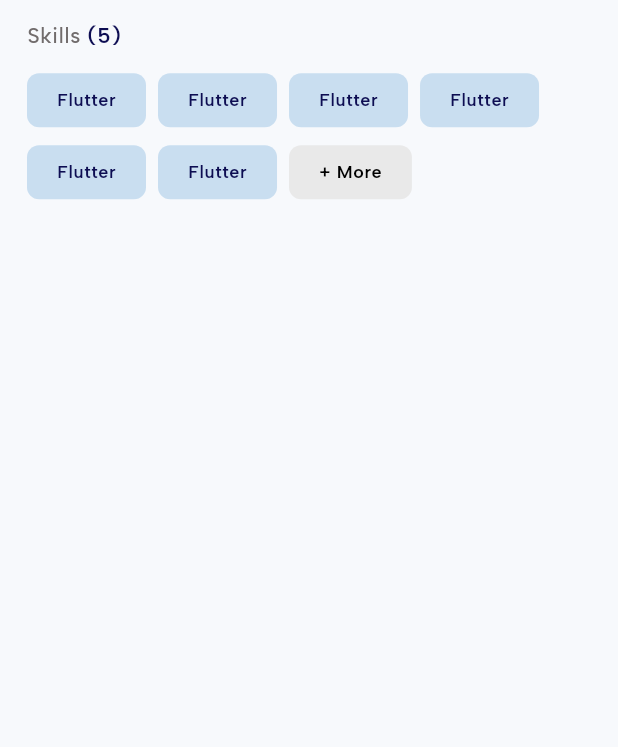
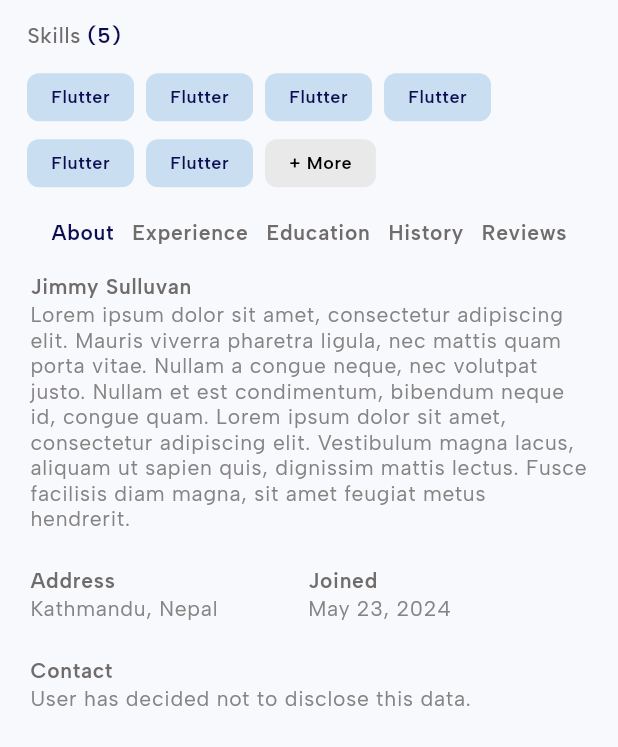
Before and after one commit to saugatBhupal/co-sphere, a Flutter app: the screen it shows after launch, on a phone screen of 412 x 824 dp, the part 489-1236 px from its top. Run offline on Flutter 3.47's test engine with Material 3 defaults, Android fonts, the phone set to English and light mode, and no system bars; drawn by our look-alikes of cached_network_image; our stand-ins replace flutter_svg, shimmer; network calls fail.

Commit message:
about view created

```diff
--- a/lib/src/core/constants/app_strings.dart
+++ b/lib/src/core/constants/app_strings.dart
@@ -75,4 +75,12 @@
   static const chat = "Chat";
   static const skill = "Skills";
   static const more = "More";
+  static const about = "About";
+  static const experience = "Experience";
+  static const education = "Education";
+  static const history = "History";
+  static const reviews = "Reviews";
+  static const address = "Address";
+  static const joined = "Joined";
+  static const contact = "Contact";
 }
--- a/lib/src/features/profile/presentation/screens/profile_screen.dart
+++ b/lib/src/features/profile/presentation/screens/profile_screen.dart
@@ -3,6 +3,7 @@
 import 'package:cosphere/src/features/profile/presentation/widgets/profile_functions.dart';
 import 'package:cosphere/src/features/profile/presentation/widgets/profile_image.dart';
 import 'package:cosphere/src/features/profile/presentation/widgets/profile_skills.dart';
+import 'package:cosphere/src/features/profile/presentation/widgets/profile_tabbar.dart';
 import 'package:flutter/material.dart';
 
 class ProfileScreen extends StatelessWidget {
@@ -10,9 +11,9 @@
 
   @override
   Widget build(BuildContext context) {
-    final _theme = Theme.of(context).textTheme;
     return const Scaffold(
       body: SafeArea(
+        child: SingleChildScrollView(
           child: Column(
             crossAxisAlignment: CrossAxisAlignment.start,
             children: [
@@ -22,7 +23,9 @@
               ProfileBadge(),
               ProfileFunctions(),
               ProfileSkills(),
+              ProfileTabbar(),
             ],
+          ),
         ),
       ),
     );
--- a/lib/src/features/profile/presentation/widgets/profile_skills.dart
+++ b/lib/src/features/profile/presentation/widgets/profile_skills.dart
@@ -45,8 +45,8 @@
                 6,
                 (index) {
                   return Container(
-                    padding: const EdgeInsets.symmetric(
-                        horizontal: 20, vertical: 10),
+                    padding:
+                        const EdgeInsets.symmetric(horizontal: 16, vertical: 8),
                     decoration: const BoxDecoration(
                       color: AppColors.genie,
                       borderRadius: BorderRadius.all(Radius.circular(8.0)),
@@ -63,7 +63,7 @@
               ),
               Container(
                 padding:
-                    const EdgeInsets.symmetric(horizontal: 20, vertical: 10),
+                    const EdgeInsets.symmetric(horizontal: 16, vertical: 8),
                 decoration: BoxDecoration(
                   color: AppColors.plaster,
                   borderRadius: BorderRadius.circular(8.0),
--- /dev/null
+++ b/lib/src/features/profile/presentation/widgets/profile_tabbar.dart
@@ -0,0 +1,62 @@
+import 'package:cosphere/src/core/constants/app_colors.dart';
+import 'package:cosphere/src/core/constants/app_fonts.dart';
+import 'package:cosphere/src/core/constants/app_strings.dart';
+import 'package:cosphere/src/core/constants/media_query_values.dart';
+import 'package:cosphere/src/features/profile/presentation/widgets/tab_view/about_view.dart';
+import 'package:cosphere/src/features/profile/presentation/widgets/tab_view/education_view.dart';
+import 'package:cosphere/src/features/profile/presentation/widgets/tab_view/experience_view.dart';
+import 'package:cosphere/src/features/profile/presentation/widgets/tab_view/history_view.dart';
+import 'package:cosphere/src/features/profile/presentation/widgets/tab_view/reviews_view.dart';
+import 'package:flutter/material.dart';
+
+class ProfileTabbar extends StatelessWidget {
+  const ProfileTabbar({super.key});
+
+  @override
+  Widget build(BuildContext context) {
+    final _textTheme = Theme.of(context).textTheme;
+    return Padding(
+      padding: const EdgeInsets.symmetric(horizontal: 2.0),
+      child: DefaultTabController(
+        length: 5,
+        child: Column(
+          children: [
+            TabBar(
+              isScrollable: false,
+              indicator: const BoxDecoration(),
+              dividerHeight: 0,
+              padding: const EdgeInsets.only(top: 8),
+              tabAlignment: TabAlignment.center,
+              unselectedLabelColor: AppColors.grey,
+              labelStyle: _textTheme.bodyLarge!.copyWith(
+                  fontWeight: FontThickness.semiBold,
+                  color: AppColors.midnight),
+              labelPadding:
+                  const EdgeInsets.symmetric(vertical: 0, horizontal: 6),
+              splashFactory: NoSplash.splashFactory,
+              tabs: const [
+                Tab(text: AppStrings.about),
+                Tab(text: AppStrings.experience),
+                Tab(text: AppStrings.education),
+                Tab(text: AppStrings.history),
+                Tab(text: AppStrings.reviews),
+              ],
+            ),
+            SizedBox(
+              height: context.height - 250,
+              child: const TabBarView(
+                children: [
+                  AboutView(),
+                  ExperienceView(),
+                  EducationView(),
+                  HistoryView(),
+                  ReviewsView(),
+                ],
+              ),
+            ),
+          ],
+        ),
+      ),
+    );
+  }
+}
--- /dev/null
+++ b/lib/src/features/profile/presentation/widgets/tab_view/about_view.dart
@@ -0,0 +1,61 @@
+import 'package:cosphere/src/core/constants/app_colors.dart';
+import 'package:cosphere/src/core/constants/app_fonts.dart';
+import 'package:cosphere/src/core/constants/app_strings.dart';
+import 'package:flutter/material.dart';
+
+class AboutView extends StatelessWidget {
+  const AboutView({super.key});
+
+  @override
+  Widget build(BuildContext context) {
+    final _textTheme = Theme.of(context).textTheme;
+    return Padding(
+      padding: const EdgeInsets.symmetric(horizontal: 18),
+      child: Column(
+        crossAxisAlignment: CrossAxisAlignment.start,
+        children: [
+          _buildInfo(
+            "Jimmy Sulluvan",
+            "Lorem ipsum dolor sit amet, consectetur adipiscing elit. Mauris viverra pharetra ligula, nec mattis quam porta vitae. Nullam a congue neque, nec volutpat justo. Nullam et est condimentum, bibendum neque id, congue quam. Lorem ipsum dolor sit amet, consectetur adipiscing elit. Vestibulum magna lacus, aliquam ut sapien quis, dignissim mattis lectus. Fusce facilisis diam magna, sit amet feugiat metus hendrerit.",
+            context,
+          ),
+          const SizedBox(height: 22),
+          Row(
+            children: [
+              _buildInfo(AppStrings.address, "Kathmandu, Nepal", context),
+              const SizedBox(width: 60),
+              _buildInfo(AppStrings.joined, "May 23, 2024", context),
+            ],
+          ),
+          const SizedBox(height: 22),
+          _buildInfo(AppStrings.contact,
+              "User has decided not to disclose this data.", context),
+          const SizedBox(height: 22),
+        ],
+      ),
+    );
+  }
+}
+
+Widget _buildInfo(String title, String subtitle, BuildContext context) {
+  return Column(
+    crossAxisAlignment: CrossAxisAlignment.start,
+    mainAxisAlignment: MainAxisAlignment.start,
+    children: [
+      Text(
+        title,
+        style: Theme.of(context).textTheme.bodyLarge!.copyWith(
+              fontWeight: FontThickness.semiBold,
+              color: AppColors.grey,
+            ),
+      ),
+      Text(
+        subtitle,
+        style: Theme.of(context).textTheme.bodyLarge!.copyWith(
+              color: AppColors.silver,
+              height: 0,
+            ),
+      ),
+    ],
+  );
+}
--- /dev/null
+++ b/lib/src/features/profile/presentation/widgets/tab_view/education_view.dart
@@ -0,0 +1,12 @@
+import 'package:flutter/material.dart';
+
+class EducationView extends StatelessWidget {
+  const EducationView({super.key});
+
+  @override
+  Widget build(BuildContext context) {
+    return const Center(
+      child: Text("Education view"),
+    );
+  }
+}
--- /dev/null
+++ b/lib/src/features/profile/presentation/widgets/tab_view/experience_view.dart
@@ -0,0 +1,12 @@
+import 'package:flutter/material.dart';
+
+class ExperienceView extends StatelessWidget {
+  const ExperienceView({super.key});
+
+  @override
+  Widget build(BuildContext context) {
+    return const Center(
+      child: Text("Experience view"),
+    );
+  }
+}
--- /dev/null
+++ b/lib/src/features/profile/presentation/widgets/tab_view/history_view.dart
@@ -0,0 +1,12 @@
+import 'package:flutter/material.dart';
+
+class HistoryView extends StatelessWidget {
+  const HistoryView({super.key});
+
+  @override
+  Widget build(BuildContext context) {
+    return const Center(
+      child: Text("History view"),
+    );
+  }
+}
--- /dev/null
+++ b/lib/src/features/profile/presentation/widgets/tab_view/reviews_view.dart
@@ -0,0 +1,12 @@
+import 'package:flutter/material.dart';
+
+class ReviewsView extends StatelessWidget {
+  const ReviewsView({super.key});
+
+  @override
+  Widget build(BuildContext context) {
+    return const Center(
+      child: Text("Reviews view"),
+    );
+  }
+}
```
Lines whose indentation alone changed are shown as unchanged.
